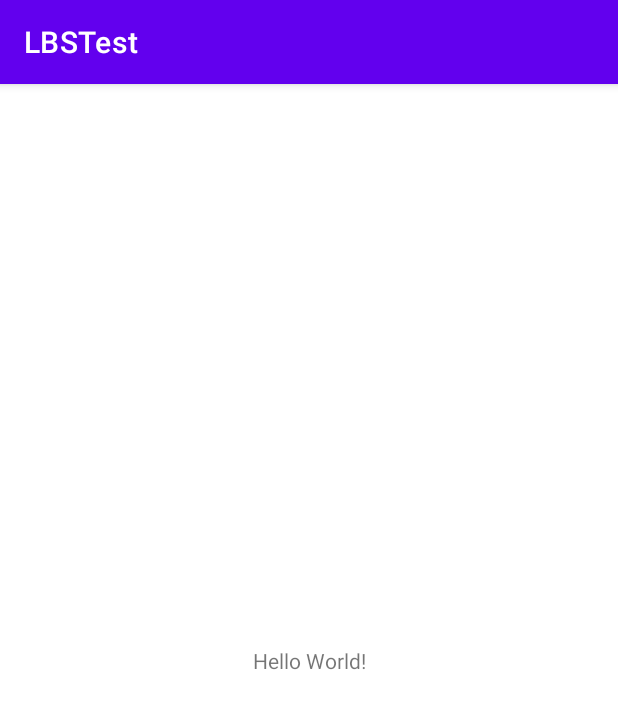
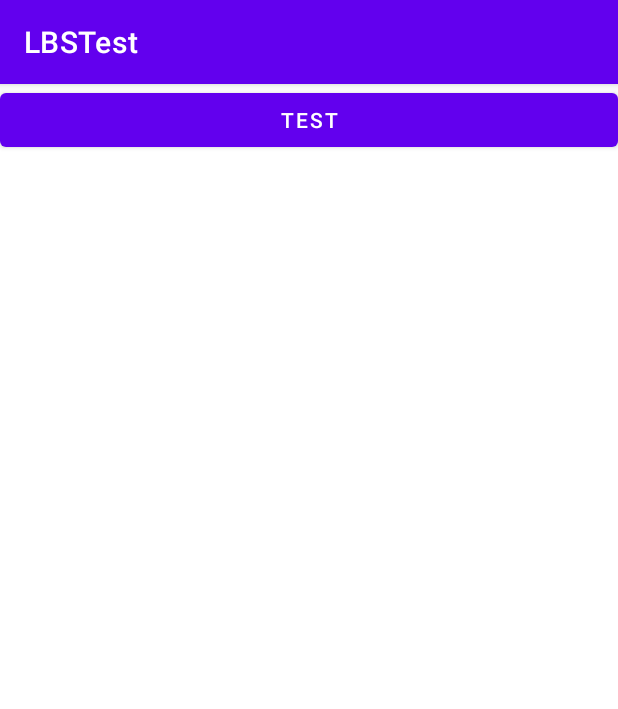
Before and after one commit to Dickstudy/coolweather, an Android app: the screen it shows after launch (MainActivity), on a phone screen of 412 x 824 dp. Shown: the top 709 px of the screen. Run offline under Robolectric (Android 15) with nearby library versions, the phone set to English and light mode, and no system bars.

Commit message:
second commit

```diff
--- a/app/src/main/java/com/example/lbstest/MainActivity.java
+++ b/app/src/main/java/com/example/lbstest/MainActivity.java
@@ -3,12 +3,23 @@ package com.example.lbstest;
 import androidx.appcompat.app.AppCompatActivity;
 
 import android.os.Bundle;
+import android.view.View;
 
-public class MainActivity extends AppCompatActivity {
+public class MainActivity extends AppCompatActivity implements View.OnClickListener {
 
     @Override
     protected void onCreate(Bundle savedInstanceState) {
         super.onCreate(savedInstanceState);
         setContentView(R.layout.activity_main);
+        findViewById(R.id.test_bt).setOnClickListener(this);
+    }
+
+    @Override
+    public void onClick(View view) {
+        if (view.getId() == R.id.test_bt)
+        {
+            finish();
+        }
+
     }
 }
--- a/app/src/main/res/layout/activity_main.xml
+++ b/app/src/main/res/layout/activity_main.xml
@@ -1,18 +1,14 @@
 <?xml version="1.0" encoding="utf-8"?>
-<androidx.constraintlayout.widget.ConstraintLayout xmlns:android="http://schemas.android.com/apk/res/android"
-    xmlns:app="http://schemas.android.com/apk/res-auto"
-    xmlns:tools="http://schemas.android.com/tools"
+<LinearLayout  xmlns:android="http://schemas.android.com/apk/res/android"
     android:layout_width="match_parent"
     android:layout_height="match_parent"
-    tools:context=".MainActivity">
+    android:orientation="vertical">
 
-    <TextView
-        android:layout_width="wrap_content"
+    <Button
+        android:id="@+id/test_bt"
+        android:layout_width="match_parent"
         android:layout_height="wrap_content"
-        android:text="Hello World!"
-        app:layout_constraintBottom_toBottomOf="parent"
-        app:layout_constraintEnd_toEndOf="parent"
-        app:layout_constraintStart_toStartOf="parent"
-        app:layout_constraintTop_toTopOf="parent" />
+        android:text="test"
+        ></Button>
 
-</androidx.constraintlayout.widget.ConstraintLayout>
+</LinearLayout>
```
